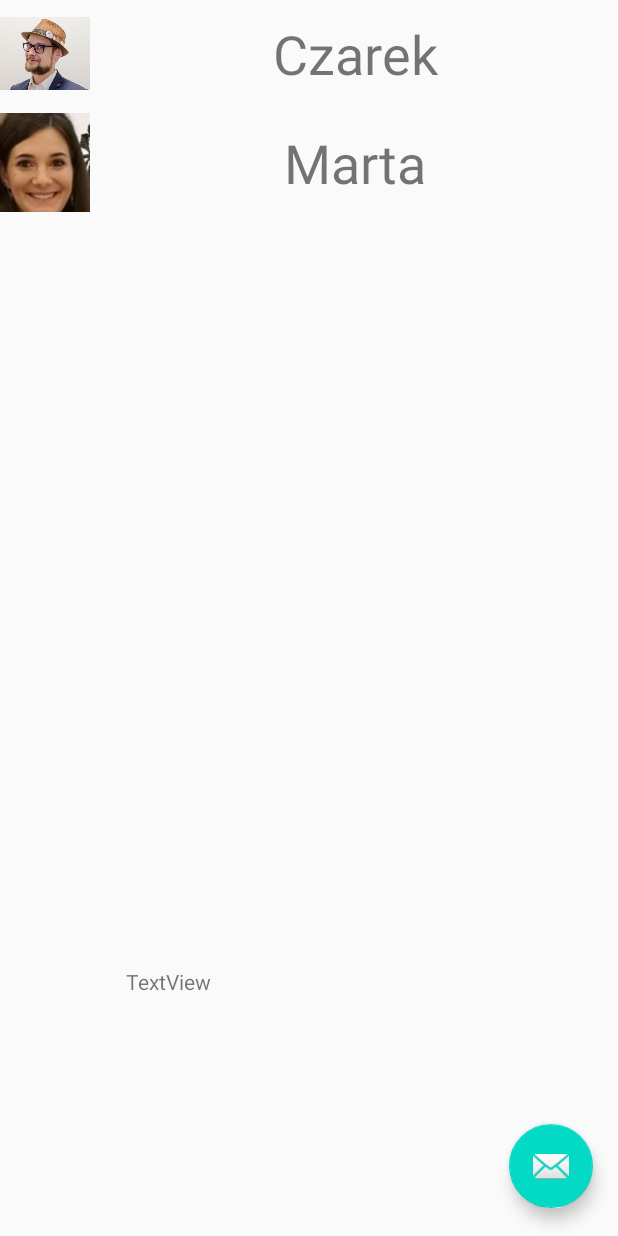
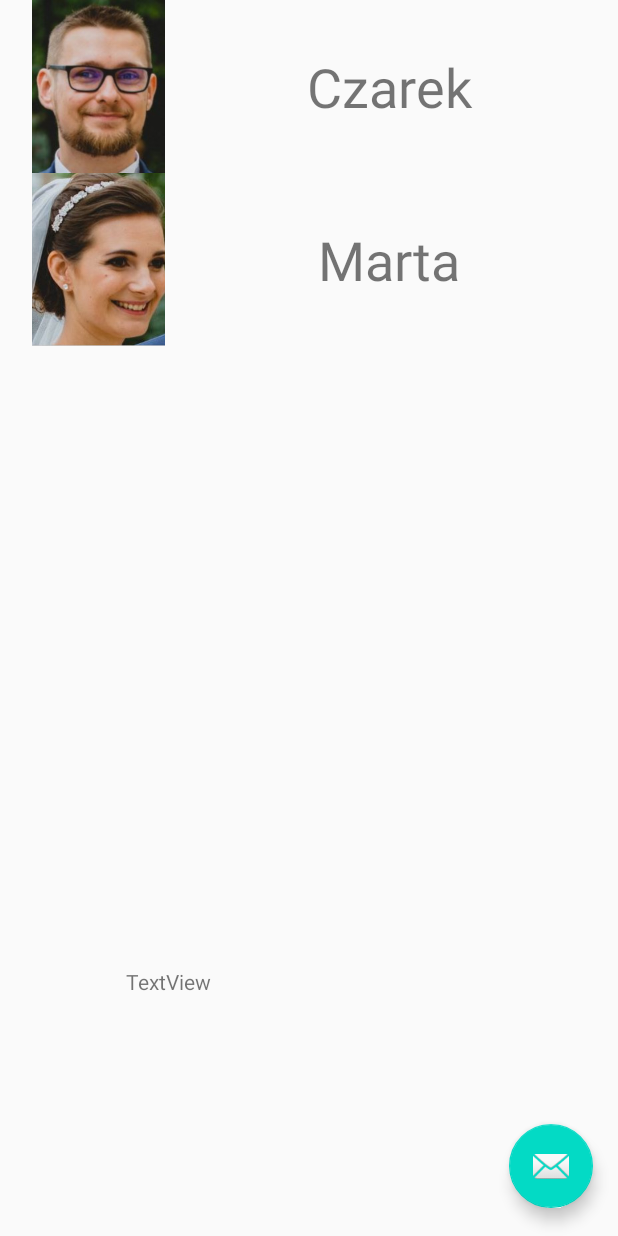
Before and after one commit to Munvik/BlackHsOpener, an Android app: the screen it shows after launch (MainActivity), on a phone screen of 412 x 824 dp. Run offline under Robolectric (Android 15) with nearby library versions, the phone set to English and light mode, and no system bars.

Commit message:
New photos and fix layout

```diff
--- a/app/src/main/res/layout/activity_main.xml
+++ b/app/src/main/res/layout/activity_main.xml
@@ -31,8 +31,8 @@
         app:layout_constraintVertical_bias="0.91" />
 
     <LinearLayout
-        android:layout_width="413dp"
-        android:layout_height="477dp"
+        android:layout_width="387dp"
+        android:layout_height="381dp"
         android:orientation="vertical"
         app:layout_constraintBottom_toBottomOf="parent"
         app:layout_constraintEnd_toEndOf="parent"
@@ -42,13 +42,13 @@
 
         <LinearLayout
             android:layout_width="match_parent"
-            android:layout_height="71dp"
+            android:layout_height="115dp"
             android:orientation="horizontal">
 
             <ImageView
                 android:id="@+id/czarekjpg"
-                android:layout_width="120dp"
-                android:layout_height="wrap_content"
+                android:layout_width="212dp"
+                android:layout_height="match_parent"
                 android:layout_weight="1"
                 app:srcCompat="@drawable/blackfireice" />
 
@@ -65,14 +65,15 @@
 
         <LinearLayout
             android:layout_width="match_parent"
-            android:layout_height="74dp"
+            android:layout_height="115dp"
             android:orientation="horizontal">
 
             <ImageView
-                android:id="@+id/imageView4"
-                android:layout_width="120dp"
+                android:id="@+id/martajpg"
+                android:layout_width="212dp"
                 android:layout_height="wrap_content"
                 android:layout_weight="1"
+                android:background="#00A82121"
                 app:srcCompat="@drawable/marta" />
 
             <TextView
```
Also changed, not shown: app/src/main/res/drawable/blackfireice.jpg, app/src/main/res/drawable/marta.jpg.
